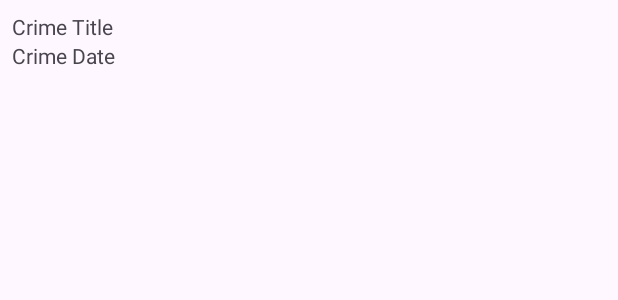
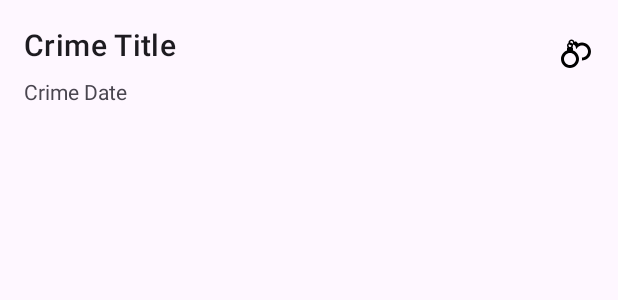
Before and after one commit to ingee/android-programming, an Android app: the layout list_item_crime.xml on its own in the app's theme, with its tools: preview values and no code run, on a phone screen of 412 x 824 dp. Shown: the top 300 px of the screen. Run offline under Robolectric (Android 15) with nearby library versions, the phone set to English and light mode, and no system bars.

Commit message:
Ch11/CriminalIntent: Refactor list_item_crime.xml with ConstraintLayout

```diff
--- a/CriminalIntent/app/src/main/java/com/bignerdranch/android/criminalintent/CrimeListAdapter.kt
+++ b/CriminalIntent/app/src/main/java/com/bignerdranch/android/criminalintent/CrimeListAdapter.kt
@@ -1,6 +1,7 @@
 package com.bignerdranch.android.criminalintent
 
 import android.view.LayoutInflater
+import android.view.View
 import android.view.ViewGroup
 import android.widget.Toast
 import androidx.recyclerview.widget.RecyclerView
@@ -18,6 +19,12 @@ class CrimeHolder(
                 "${crime.title} clicked",
                 Toast.LENGTH_SHORT
             ).show()
+        }
+
+        binding.crimeSolved.visibility = if (crime.isSolved) {
+            View.VISIBLE
+        } else {
+            View.GONE
         }
     }
 }
--- /dev/null
+++ b/CriminalIntent/app/src/main/res/drawable/ic_solved.xml
@@ -0,0 +1,9 @@
+<?xml version="1.0" encoding="utf-8"?>
+    <!-- drawable/handcuffs.xml -->
+<!-- https://pictogrammers.com/library/mdi/icon/handcuffs/ -->
+<vector xmlns:android="http://schemas.android.com/apk/res/android"
+    android:height="24dp"
+    android:width="24dp"
+    android:viewportWidth="24"
+    android:viewportHeight="24">
+    <path android:fillColor="#000000" android:pathData="M20.24 6.76C18.4 4.91 15.65 4.53 13.42 5.59L12.46 4.63C12.07 4.24 11.44 4.24 11.05 4.63L10.97 4.72C10.83 3.75 10 3 9 3C7.9 3 7 3.9 7 5C7 5.09 7 5.18 7.03 5.26C6.42 5.61 6 6.25 6 7C6 7.46 6.16 7.87 6.42 8.21C6.17 8.39 6 8.67 6 9V10.35C3.67 11.17 2 13.39 2 16C2 19.31 4.69 22 8 22S14 19.31 14 16C14 13.39 12.33 11.17 10 10.35V9C10 8.67 9.83 8.39 9.58 8.21C9.84 7.87 10 7.46 10 7C10 6.91 10 6.82 9.97 6.74C10.15 6.64 10.3 6.5 10.43 6.38C11.36 6.88 12 7.86 12 9V9.08C12.13 9.15 12.25 9.25 12.38 9.33C12.57 8.91 12.83 8.5 13.17 8.17C14.73 6.61 17.27 6.61 18.83 8.17C20.39 9.73 20.39 12.27 18.83 13.83C18.03 14.63 17 15 15.93 15C16 15.32 16 15.66 16 16C16 16.34 15.97 16.67 15.93 17C17.5 17 19.05 16.43 20.24 15.24C22.59 12.9 22.59 9.1 20.24 6.76M9 4C9.55 4 10 4.45 10 5C10 5.33 9.83 5.61 9.58 5.79C9.22 5.31 8.65 5 8 5C8 4.45 8.45 4 9 4M7.42 6.21C7.78 6.69 8.35 7 9 7C9 7.55 8.55 8 8 8S7 7.55 7 7C7 6.67 7.17 6.39 7.42 6.21M12 16C12 18.21 10.21 20 8 20S4 18.21 4 16C4 13.79 5.79 12 8 12S12 13.79 12 16Z" /></vector>
--- a/CriminalIntent/app/src/main/res/layout/list_item_crime.xml
+++ b/CriminalIntent/app/src/main/res/layout/list_item_crime.xml
@@ -1,20 +1,44 @@
 <?xml version="1.0" encoding="utf-8"?>
-<LinearLayout xmlns:android="http://schemas.android.com/apk/res/android"
-    android:orientation="vertical"
+<androidx.constraintlayout.widget.ConstraintLayout xmlns:android="http://schemas.android.com/apk/res/android"
+    xmlns:app="http://schemas.android.com/apk/res-auto"
+    xmlns:tools="http://schemas.android.com/tools"
+    android:id="@+id/linearLayout"
     android:layout_width="match_parent"
-    android:layout_height="wrap_content"
-    android:padding="8dp" >
+    android:layout_height="wrap_content">
 
     <TextView
         android:id="@+id/crime_title"
-        android:layout_width="match_parent"
+        android:layout_width="0dp"
         android:layout_height="wrap_content"
-        android:text="Crime Title" />
+        android:layout_marginStart="16dp"
+        android:layout_marginTop="16dp"
+        android:layout_marginEnd="8dp"
+        android:text="Crime Title"
+        android:textAppearance="?attr/textAppearanceHeadline6"
+        app:layout_constraintEnd_toStartOf="@+id/crime_solved"
+        app:layout_constraintStart_toStartOf="parent"
+        app:layout_constraintTop_toTopOf="parent" />
 
     <TextView
         android:id="@+id/crime_date"
-        android:layout_width="match_parent"
+        android:layout_width="0dp"
         android:layout_height="wrap_content"
-        android:text="Crime Date" />
+        android:layout_marginStart="16dp"
+        android:layout_marginTop="8dp"
+        android:layout_marginEnd="8dp"
+        android:text="Crime Date"
+        app:layout_constraintEnd_toStartOf="@+id/crime_solved"
+        app:layout_constraintStart_toStartOf="parent"
+        app:layout_constraintTop_toBottomOf="@+id/crime_title" />
 
-</LinearLayout>
+    <ImageView
+        android:id="@+id/crime_solved"
+        android:layout_width="wrap_content"
+        android:layout_height="wrap_content"
+        android:layout_marginEnd="16dp"
+        app:layout_constraintBottom_toBottomOf="parent"
+        app:layout_constraintEnd_toEndOf="parent"
+        app:layout_constraintTop_toTopOf="parent"
+        app:srcCompat="@drawable/ic_solved" />
+
+</androidx.constraintlayout.widget.ConstraintLayout>
```
